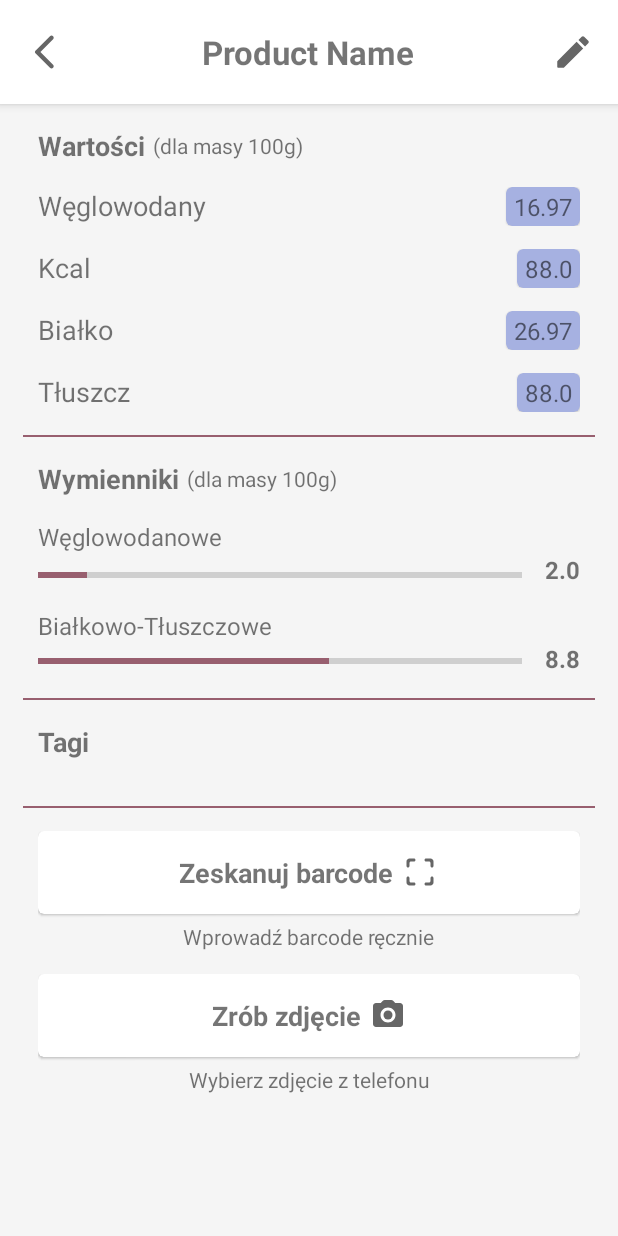
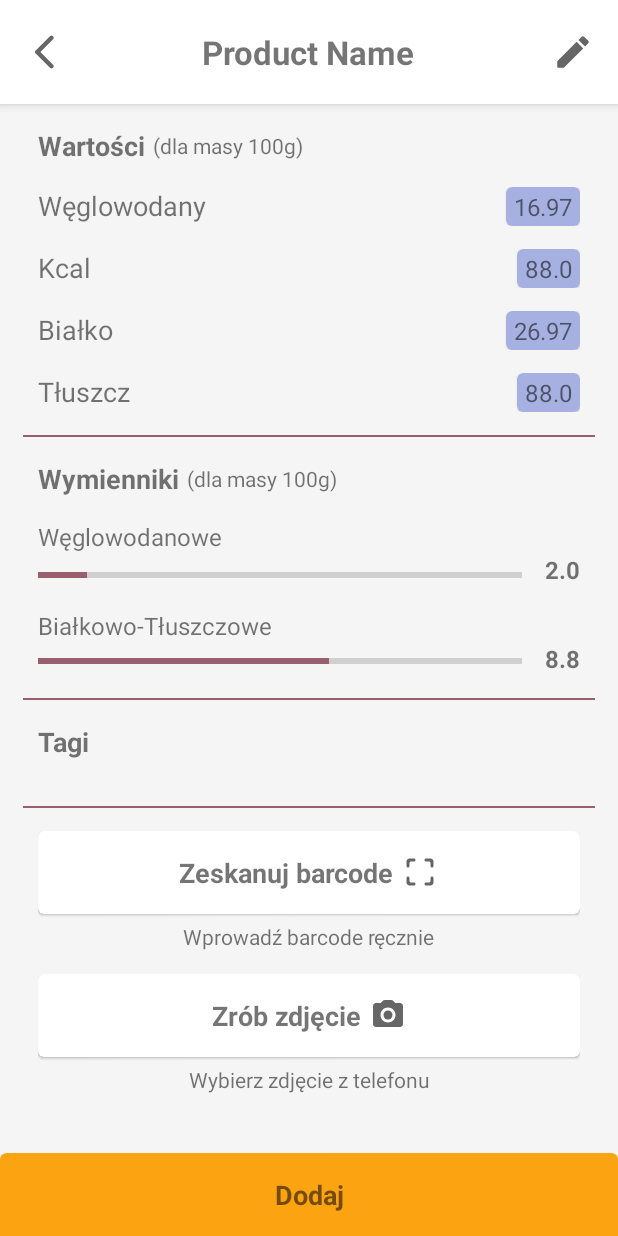
Before and after one commit to piekarskipiotr/mydiabetes, an Android app: the ProductActivity screen opened directly, with no data from a screen before it, on a phone screen of 412 x 824 dp. Run offline under Robolectric (Android 15) with nearby library versions, the phone set to English and light mode, and no system bars.

Commit message:
Create view model, repository and model factory. for ProductActivity.kt

```diff
--- a/app/src/main/java/com/apps/bacon/mydiabetes/data/ProductDao.kt
+++ b/app/src/main/java/com/apps/bacon/mydiabetes/data/ProductDao.kt
@@ -11,6 +11,9 @@ interface ProductDao {
     @Query("SELECT * FROM products WHERE :tag == product_tag")
     fun getAll(tag: Int): LiveData<List<Product>>
 
+    @Query("SELECT * FROM products WHERE :id == product_id")
+    fun getProduct(id: Int): Product
+
     @Insert
     fun insert(product: Product)
 
--- a/app/src/main/res/layout/activity_product.xml
+++ b/app/src/main/res/layout/activity_product.xml
@@ -56,7 +56,10 @@
             </RelativeLayout>
         </com.google.android.material.appbar.MaterialToolbar>
     </com.google.android.material.appbar.AppBarLayout>
-
+    <RelativeLayout
+        android:layout_width="match_parent"
+        android:layout_height="match_parent"
+        app:layout_behavior="@string/appbar_scrolling_view_behavior">
         <LinearLayout
             android:layout_width="match_parent"
             android:layout_height="match_parent"
@@ -437,4 +440,26 @@
                     </LinearLayout>
                 </androidx.core.widget.NestedScrollView>
         </LinearLayout>
+        <com.google.android.material.circularreveal.cardview.CircularRevealCardView
+            android:id="@+id/addButton"
+            android:foreground="?android:attr/selectableItemBackground"
+            android:clickable="true"
+            android:focusable="true"
+            android:layout_width="match_parent"
+            android:layout_height="wrap_content"
+            android:layout_marginBottom="-5dp"
+            android:layout_alignParentBottom="true"
+            app:cardBackgroundColor="@color/strong_yellow">
+            <TextView
+                android:layout_width="match_parent"
+                android:layout_height="match_parent"
+                android:layout_marginTop="15dp"
+                android:layout_marginBottom="15dp"
+                android:paddingBottom="5dp"
+                android:gravity="center"
+                android:text="Dodaj"
+                android:textSize="18sp"
+                android:textStyle="bold"/>
+        </com.google.android.material.circularreveal.cardview.CircularRevealCardView>
+    </RelativeLayout>
 </androidx.coordinatorlayout.widget.CoordinatorLayout>
```
Also changed, not shown: app/src/main/java/com/apps/bacon/mydiabetes/data/ProductRepository.kt (added, +13 -0 lines), app/src/main/java/com/apps/bacon/mydiabetes/viewmodel/ProductModelFactory.kt (added, +14 -0 lines), app/src/main/java/com/apps/bacon/mydiabetes/viewmodel/ProductViewModel.kt (added, +24 -0 lines). Lines whose indentation alone changed are shown as unchanged.
